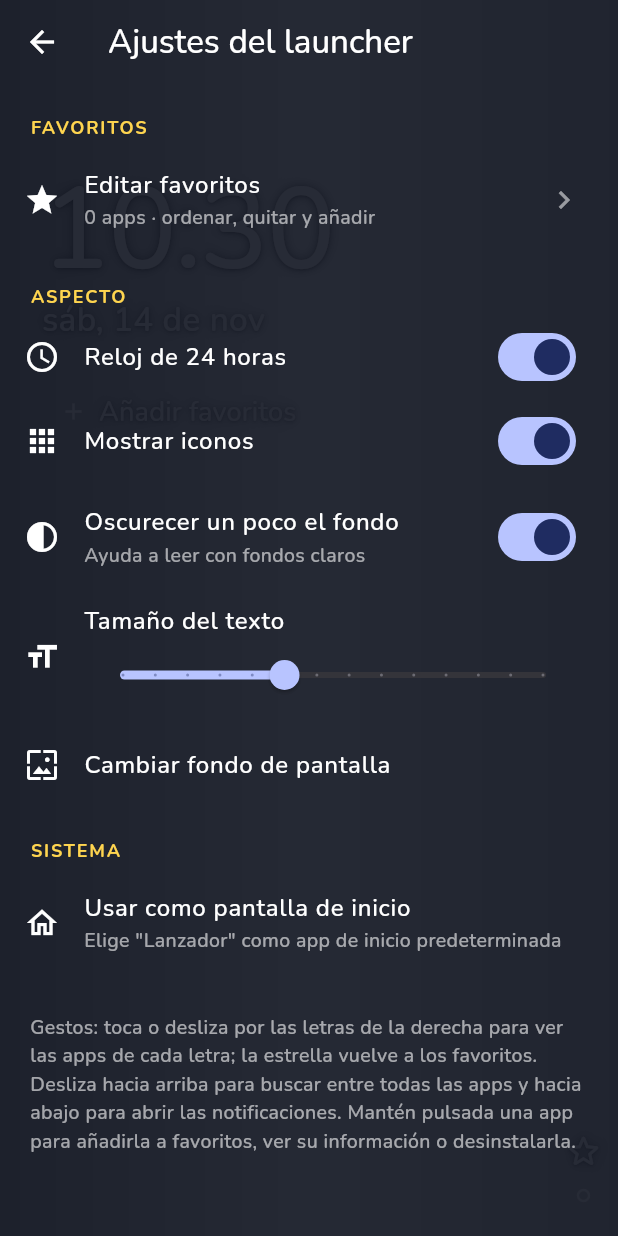
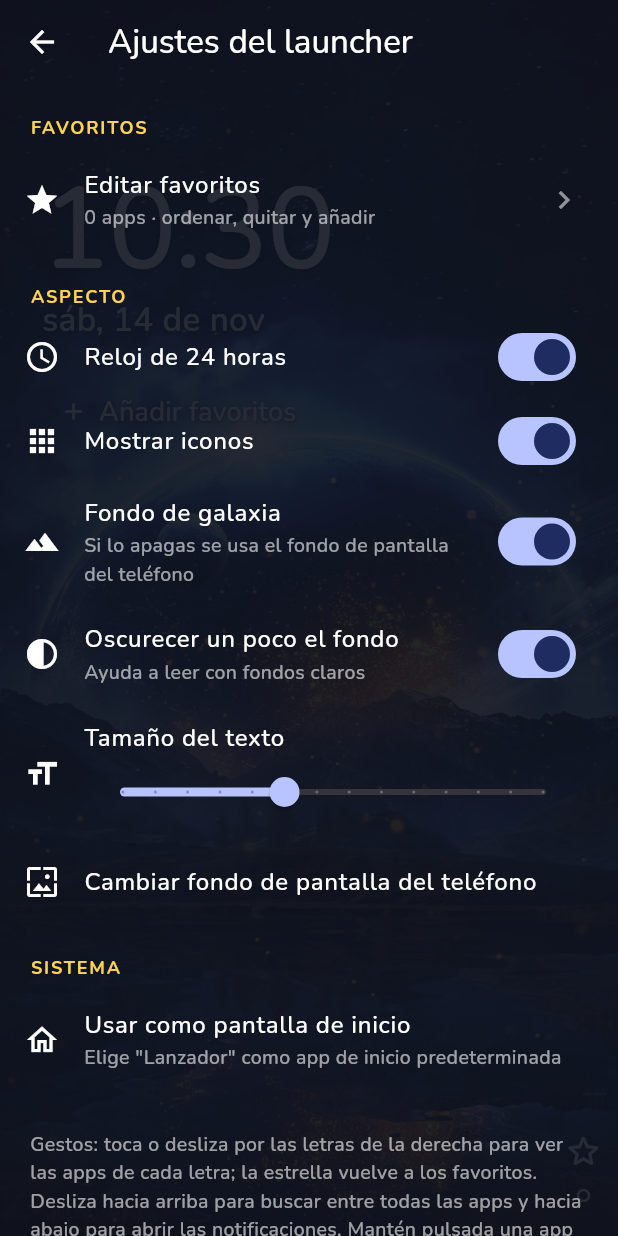
Before and after one commit to Alemarcheco/lanzador, a Flutter app: the screen it shows after launch, after a tap on "Añadir favoritos", on a phone screen of 412 x 824 dp. Run offline on Flutter 3.47's test engine with Material 3 defaults, Android fonts, the phone set to English and light mode, and no system bars; our stand-ins replace shared_preferences.

Commit message:
Fondo de galaxia integrado e iconos redondeados
Co-Authored-By: Claude Opus 5.5 <noreply@anthropic.com>
Claude-Session: https://claude.ai/code/session_01TAAUruqmepLLbtTYvg7xvE

```diff
--- a/lib/modelo.dart
+++ b/lib/modelo.dart
@@ -27,6 +27,7 @@ class Modelo extends ChangeNotifier {
   bool reloj24 = true;
   bool mostrarIconos = true;
   bool oscurecer = true;
+  bool fondoGalaxia = true;
   double tamTexto = 20;
 
   final Map<String, Future<Uint8List?>> _iconos = {};
@@ -37,6 +38,7 @@ class Modelo extends ChangeNotifier {
     reloj24 = p.getBool('reloj24') ?? true;
     mostrarIconos = p.getBool('mostrarIconos') ?? true;
     oscurecer = p.getBool('oscurecer') ?? true;
+    fondoGalaxia = p.getBool('fondoGalaxia') ?? true;
     tamTexto = p.getDouble('tamTexto') ?? 20;
     final guardados = p.getStringList('favoritos');
     await recargar();
@@ -171,6 +173,12 @@ class Modelo extends ChangeNotifier {
     notifyListeners();
   }
 
+  void ponerFondoGalaxia(bool v) {
+    fondoGalaxia = v;
+    _prefs?.setBool('fondoGalaxia', v);
+    notifyListeners();
+  }
+
   void ponerTamTexto(double v) {
     tamTexto = v;
     _prefs?.setDouble('tamTexto', v);
--- a/lib/pantallas/ajustes.dart
+++ b/lib/pantallas/ajustes.dart
@@ -52,6 +52,13 @@ class PantallaAjustes extends StatelessWidget {
               onChanged: m.ponerMostrarIconos,
             ),
             SwitchListTile(
+              secondary: const Icon(Icons.landscape, color: Colors.white),
+              title: const Text('Fondo de galaxia', style: _blanco),
+              subtitle: const Text('Si lo apagas se usa el fondo de pantalla del teléfono', style: _gris),
+              value: m.fondoGalaxia,
+              onChanged: m.ponerFondoGalaxia,
+            ),
+            SwitchListTile(
               secondary: const Icon(Icons.contrast, color: Colors.white),
               title: const Text('Oscurecer un poco el fondo', style: _blanco),
               subtitle: const Text('Ayuda a leer con fondos claros', style: _gris),
@@ -72,7 +79,7 @@ class PantallaAjustes extends StatelessWidget {
             ),
             ListTile(
               leading: const Icon(Icons.wallpaper, color: Colors.white),
-              title: const Text('Cambiar fondo de pantalla', style: _blanco),
+              title: const Text('Cambiar fondo de pantalla del teléfono', style: _blanco),
               onTap: Plataforma.elegirFondo,
             ),
             _titulo('Sistema'),
--- a/lib/pantallas/inicio.dart
+++ b/lib/pantallas/inicio.dart
@@ -86,6 +86,14 @@ class _PantallaInicioState extends State<PantallaInicio> with WidgetsBindingObse
             backgroundColor: Colors.transparent,
             body: Stack(
               children: [
+                if (m.fondoGalaxia)
+                  Positioned.fill(
+                    child: Image.asset(
+                      'assets/fondos/galaxia.jpg',
+                      fit: BoxFit.cover,
+                      gaplessPlayback: true,
+                    ),
+                  ),
                 if (m.oscurecer)
                   const Positioned.fill(
                     child: IgnorePointer(
--- a/pubspec.yaml
+++ b/pubspec.yaml
@@ -59,6 +59,9 @@ flutter:
   # the material Icons class.
   uses-material-design: true
 
+  assets:
+    - assets/fondos/
+
   # Fuente Nunito (licencia SIL OFL, ver assets/fuentes/OFL.txt)
   fonts:
     - family: Nunito
```
Also changed, not shown: lib/widgets/fila_app.dart (+9 -6 lines), assets/fondos/galaxia.jpg (added), 1 other file.
